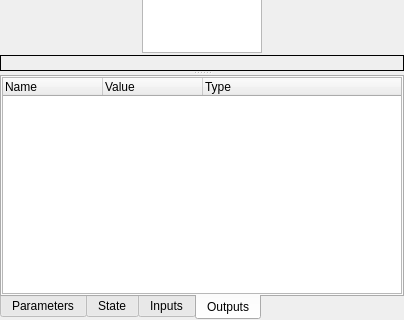
Above: GUI/Qt/UComponentsListWidget.ui from aicommunity/Rdk before the change; both pictures show x 0 to 404 and y 160 to 480 of the 404 by 480 pixel window. Below: the same form after it.
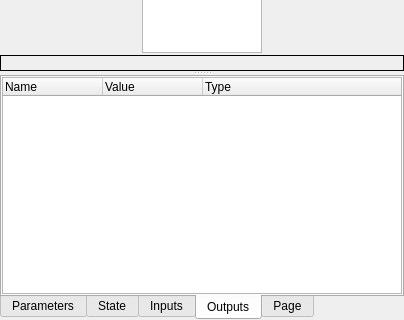
That is the form after the change. The open tabs and pages were chosen to show the change.

Diff of the .ui file:
```diff
--- a/GUI/Qt/UComponentsListWidget.ui
+++ b/GUI/Qt/UComponentsListWidget.ui
@@ -250,6 +250,11 @@
            </item>
           </layout>
          </widget>
+         <widget class="QWidget" name="tab">
+          <attribute name="title">
+           <string>Page</string>
+          </attribute>
+         </widget>
         </widget>
        </item>
       </layout>
```
Left out of the diff: 2 changed lines with no effect on the pictures.
